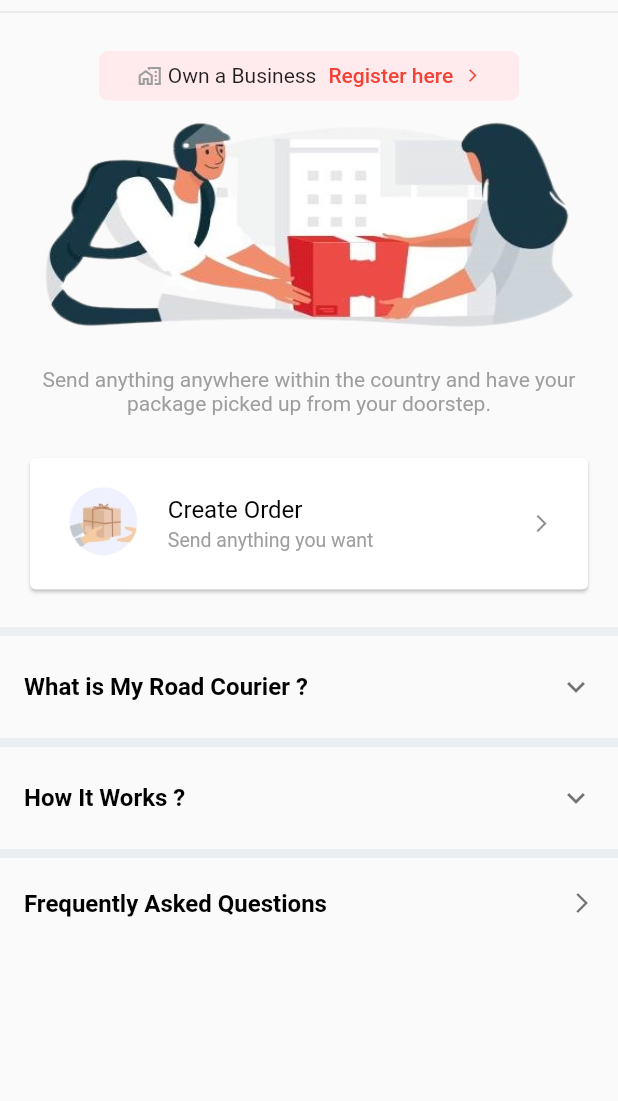
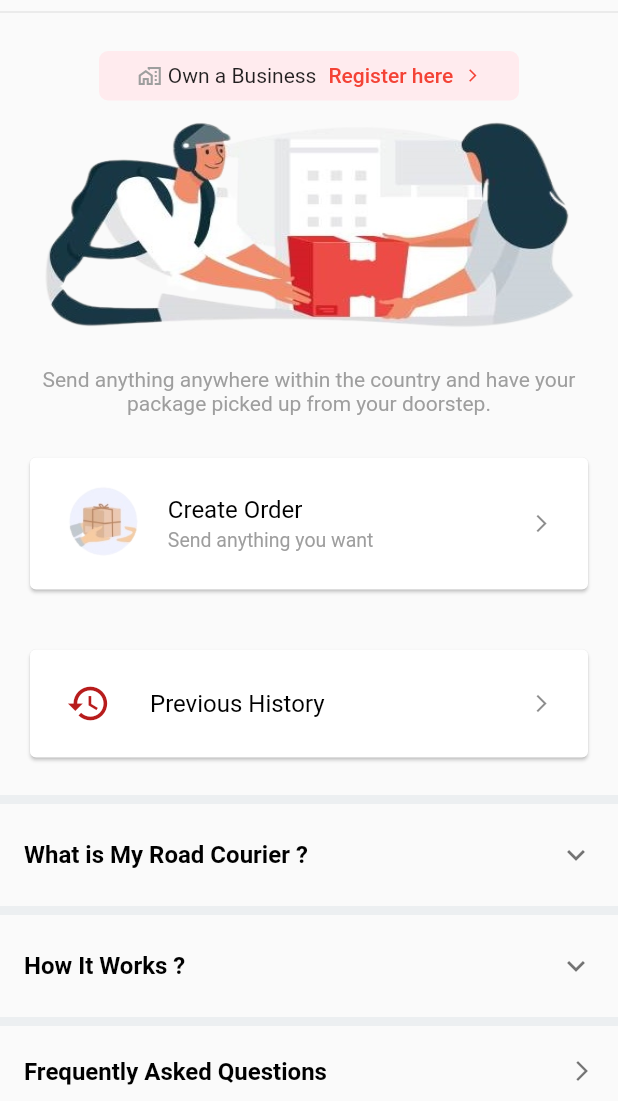
Before and after one commit to gblbd/ride_shareing, a Flutter app: the PathaoCourierPage screen opened directly with empty values, on a phone screen of 412 x 824 dp, the part 135-1236 px from its top. Run offline on Flutter 3.47's test engine with Material 2 defaults, Android fonts, the phone set to English and light mode, and no system bars; our stand-ins replace animated_splash_screen, awesome_notifications, buttons_tabbar, dotted_border, firebase_core, firebase_database and 15 more; missing offline and left inert: another_stepper, geocoder2; accounts and stored records are empty.

Commit message:
✅✅✅ Update 6:55PM

```diff
--- a/lib/Pages/HomePage/Account&Settings/Account&SettingsPage.dart
+++ b/lib/Pages/HomePage/Account&Settings/Account&SettingsPage.dart
@@ -117,7 +117,7 @@ class _AccountAndSettingsPageState extends State<AccountAndSettingsPage> {
                   context,
                   MaterialPageRoute(
                     builder: (context) {
-                      return NotificationScreen();
+                      return NotificationScreen(senderPhoneNumber: widget.phoneNumber1,);
                     },
                   ),
                 );
--- a/lib/Pages/HomePage/Courier/PathaoCourierPage.dart
+++ b/lib/Pages/HomePage/Courier/PathaoCourierPage.dart
@@ -3,6 +3,7 @@ import 'package:another_stepper/dto/stepper_data.dart';
 import 'package:another_stepper/widgets/another_stepper.dart';
 import 'package:flutter/cupertino.dart';
 import 'package:flutter/material.dart';
+import 'package:ride_sharing/Pages/HomePage/Courier/CourierHistory.dart';
 import 'package:timelines/timelines.dart';
 
 import 'OrderDetailsPage.dart';
@@ -183,6 +184,36 @@ class _PathaoCourierPageState extends State<PathaoCourierPage> {
                 ),
               ),
             ),
+            Container(
+              margin: const EdgeInsets.all(8),
+              child: Center(
+                child: Padding(
+                  padding: const EdgeInsets.all(8.0),
+                  child: Card(
+                    child: TextButton(
+                      onPressed: (){
+                        Navigator.push(
+                          context,
+                          MaterialPageRoute(
+                            builder: (context) {
+                              return CourierHistoryPage();
+                            },
+                          ),
+                        );
+                      },
+                      child: ListTile(
+                        leading: Icon(Icons.history,size: 30,color: Colors.red.shade900,),
+                        title: const Text('Previous History',
+                            style: TextStyle(color: Colors.black,fontSize: 16,)),
+                        // subtitle: const Text('',
+                        //     style: TextStyle(color: Colors.grey,fontSize: 13,)),
+                        trailing: const Icon(Icons.arrow_forward_ios_sharp,size: 14,),
+                      ),
+                    ),
+                  ),
+                ),
+              ),
+            ),
 
 
             Divider(thickness: 6,color: Colors.blueGrey.shade50,),
```
Also changed, not shown: lib/Pages/HomePage/Account&Settings/NotificationScreen.dart (+87 -6 lines), lib/Pages/HomePage/Courier/CourierHistory.dart (added, +15 -0 lines), lib/Pages/HomePage/Courier/couriar_status.dart (line endings or trailing spaces).
